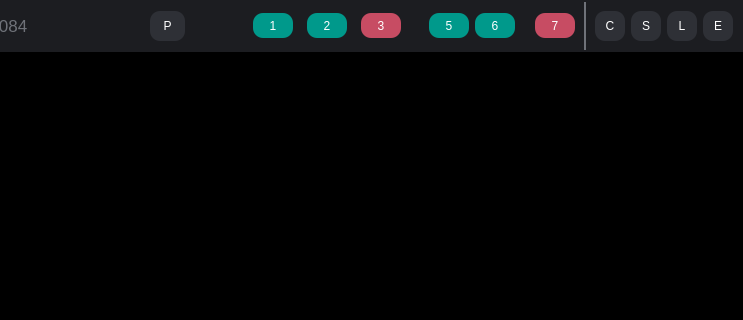
This is surgical-robot-software-2-0/mainwidget.ui in Z-Hd/Lingxi-Spine-care-Visual-Interactive-Software-Prototype as Qt 5 draws it before an edit; both pictures show x 559 to 1302 and y 0 to 320 of the 1302 by 793 pixel window. The edited form follows.
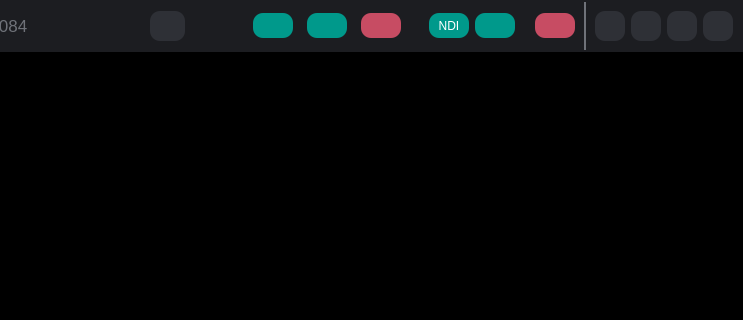
This is the edited form. Icons and pictures are not drawn.

The edit to the form file:
```diff
--- a/surgical-robot-software-2-0/mainwidget.ui
+++ b/surgical-robot-software-2-0/mainwidget.ui
@@ -158,7 +158,7 @@
 }</string>
            </property>
            <property name="text">
-            <string>P</string>
+            <string/>
            </property>
           </widget>
          </item>
@@ -207,7 +207,7 @@
 }</string>
               </property>
               <property name="text">
-               <string>1</string>
+               <string/>
               </property>
              </widget>
             </item>
@@ -229,7 +229,7 @@
 }</string>
               </property>
               <property name="text">
-               <string>2</string>
+               <string/>
               </property>
              </widget>
             </item>
@@ -251,7 +251,7 @@
 }</string>
               </property>
               <property name="text">
-               <string>3</string>
+               <string/>
               </property>
              </widget>
             </item>
@@ -304,7 +304,7 @@
 }</string>
               </property>
               <property name="text">
-               <string>5</string>
+               <string>NDI</string>
               </property>
              </widget>
             </item>
@@ -326,7 +326,7 @@
 }</string>
               </property>
               <property name="text">
-               <string>6</string>
+               <string/>
               </property>
              </widget>
             </item>
@@ -381,7 +381,7 @@
 }</string>
               </property>
               <property name="text">
-               <string>7</string>
+               <string/>
               </property>
              </widget>
             </item>
@@ -421,7 +421,7 @@
 }</string>
            </property>
            <property name="text">
-            <string>C</string>
+            <string/>
            </property>
           </widget>
          </item>
@@ -449,7 +449,7 @@
 }</string>
            </property>
            <property name="text">
-            <string>S</string>
+            <string/>
            </property>
           </widget>
          </item>
@@ -477,7 +477,7 @@
 }</string>
            </property>
            <property name="text">
-            <string>L</string>
+            <string/>
            </property>
           </widget>
          </item>
@@ -505,7 +505,7 @@
 }</string>
            </property>
            <property name="text">
-            <string>E</string>
+            <string/>
            </property>
           </widget>
          </item>
```
Left out of the diff: 1 changed line with no effect on the pictures.
